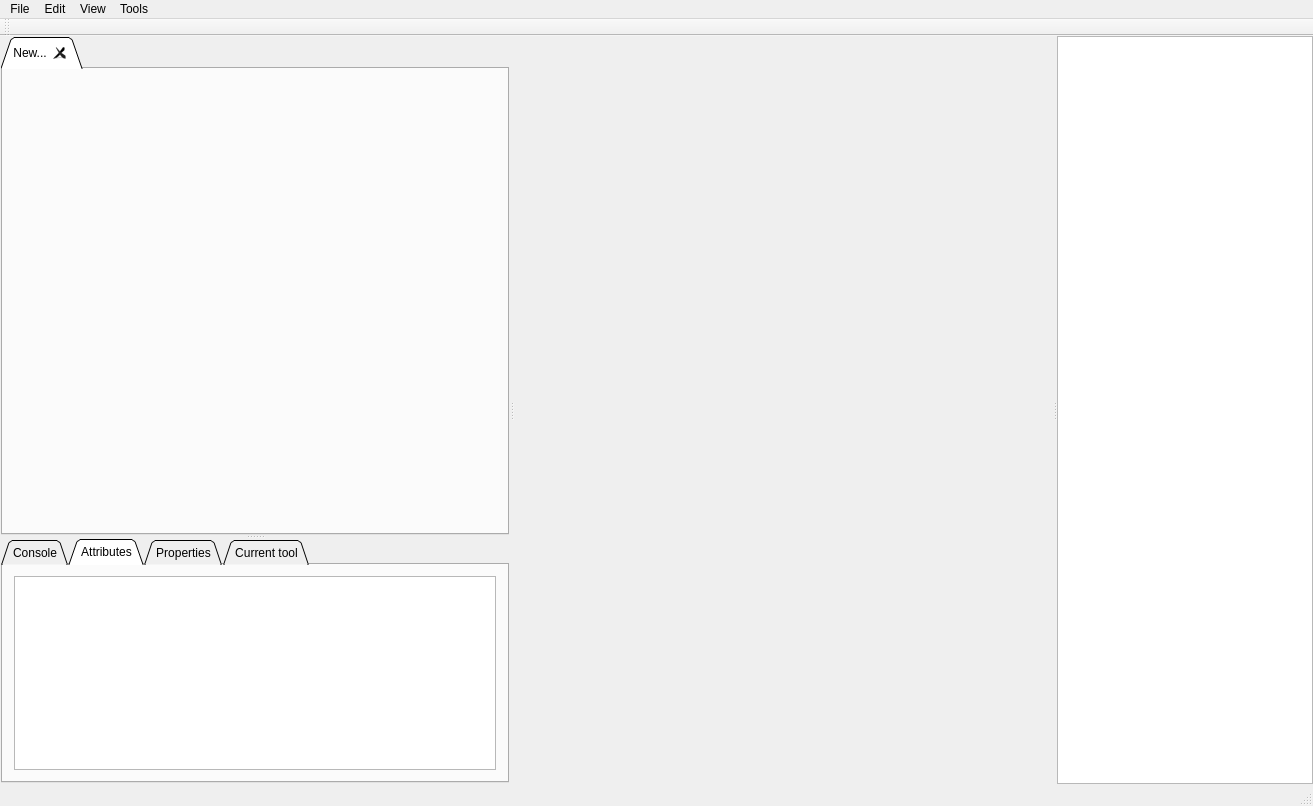
Old version of the form ui/rockete.ui in the repository harmy/Rockete.
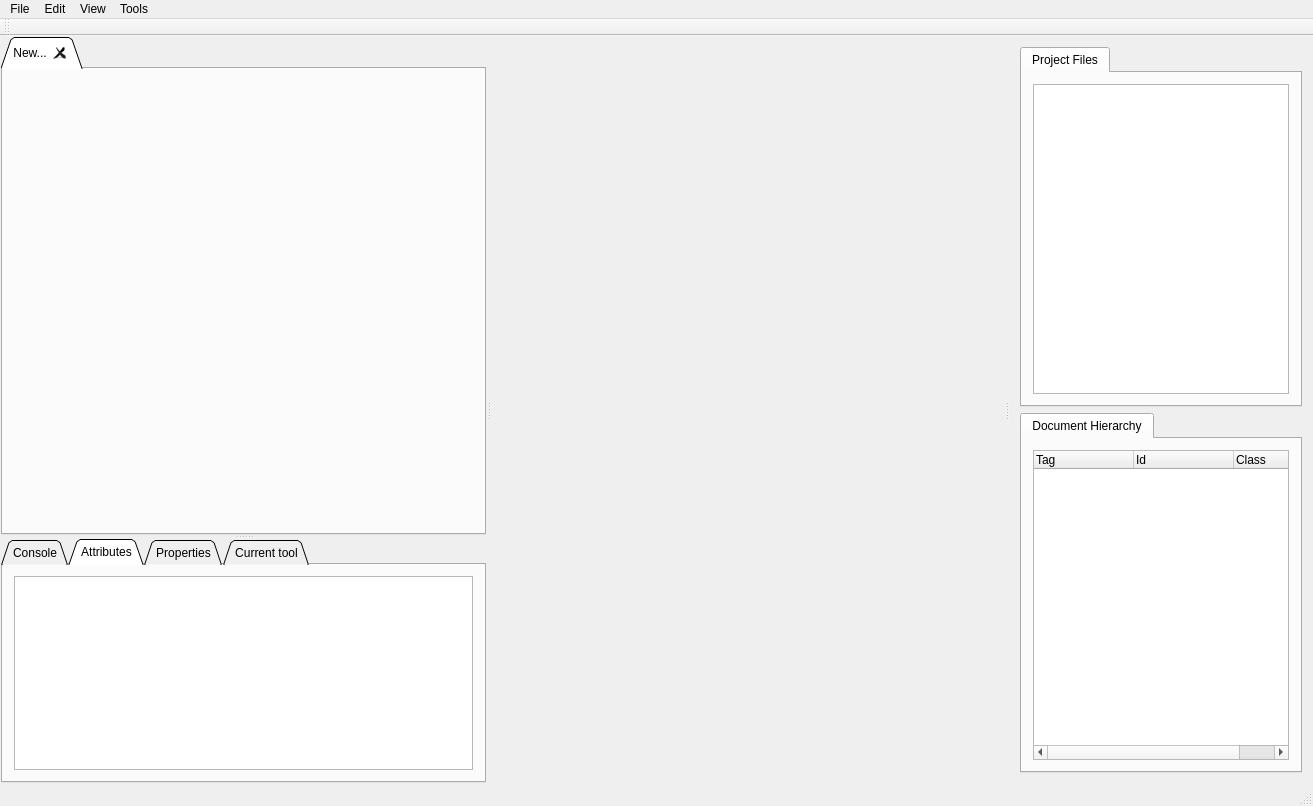
New version of the form. The open tabs and pages were chosen to show the change. Icons and pictures are not drawn. Custom widgets are drawn as their Qt base class.

Commit message: button wizard reorganized right panel UI rocket controls used added document hierarchy to the right panel

```diff
--- a/ui/rockete.ui
+++ b/ui/rockete.ui
@@ -145,18 +145,86 @@
         </size>
        </property>
       </widget>
-      <widget class="QTreeWidget" name="treeWidget">
-       <property name="indentation">
-        <number>10</number>
-       </property>
-       <attribute name="headerVisible">
-        <bool>false</bool>
-       </attribute>
-       <column>
-        <property name="text">
-         <string notr="true">Files</string>
-        </property>
-       </column>
+      <widget class="QWidget" name="verticalLayoutWidget">
+       <layout class="QVBoxLayout" name="verticalLayout">
+        <item>
+         <widget class="QTabWidget" name="tabWidget">
+          <property name="currentIndex">
+           <number>0</number>
+          </property>
+          <widget class="QWidget" name="tab_4">
+           <attribute name="title">
+            <string>Project Files</string>
+           </attribute>
+           <layout class="QHBoxLayout" name="horizontalLayout_2">
+            <item>
+             <widget class="QTreeWidget" name="projectFilesTreeWidget">
+              <property name="headerHidden">
+               <bool>true</bool>
+              </property>
+              <column>
+               <property name="text">
+                <string notr="true">1</string>
+               </property>
+              </column>
+             </widget>
+            </item>
+           </layout>
+          </widget>
+         </widget>
+        </item>
+        <item>
+         <widget class="QTabWidget" name="tabWidget_2">
+          <property name="currentIndex">
+           <number>0</number>
+          </property>
+          <widget class="QWidget" name="tab_7">
+           <attribute name="title">
+            <string>Document Hierarchy</string>
+           </attribute>
+           <layout class="QVBoxLayout" name="verticalLayout_3">
+            <item>
+             <widget class="QTreeWidget" name="documentHierarchyTreeWidget">
+              <property name="indentation">
+               <number>10</number>
+              </property>
+              <property name="headerHidden">
+               <bool>false</bool>
+              </property>
+              <property name="expandsOnDoubleClick">
+               <bool>false</bool>
+              </property>
+              <attribute name="headerVisible">
+               <bool>true</bool>
+              </attribute>
+              <attribute name="headerDefaultSectionSize">
+               <number>100</number>
+              </attribute>
+              <attribute name="headerMinimumSectionSize">
+               <number>10</number>
+              </attribute>
+              <column>
+               <property name="text">
+                <string>Tag</string>
+               </property>
+              </column>
+              <column>
+               <property name="text">
+                <string>Id</string>
+               </property>
+              </column>
+              <column>
+               <property name="text">
+                <string>Class</string>
+               </property>
+              </column>
+             </widget>
+            </item>
+           </layout>
+          </widget>
+         </widget>
+        </item>
+       </layout>
       </widget>
      </widget>
     </item>
```
Left out of the diff: 50 changed lines with no effect on the pictures. The commit also changes 14 other files.
